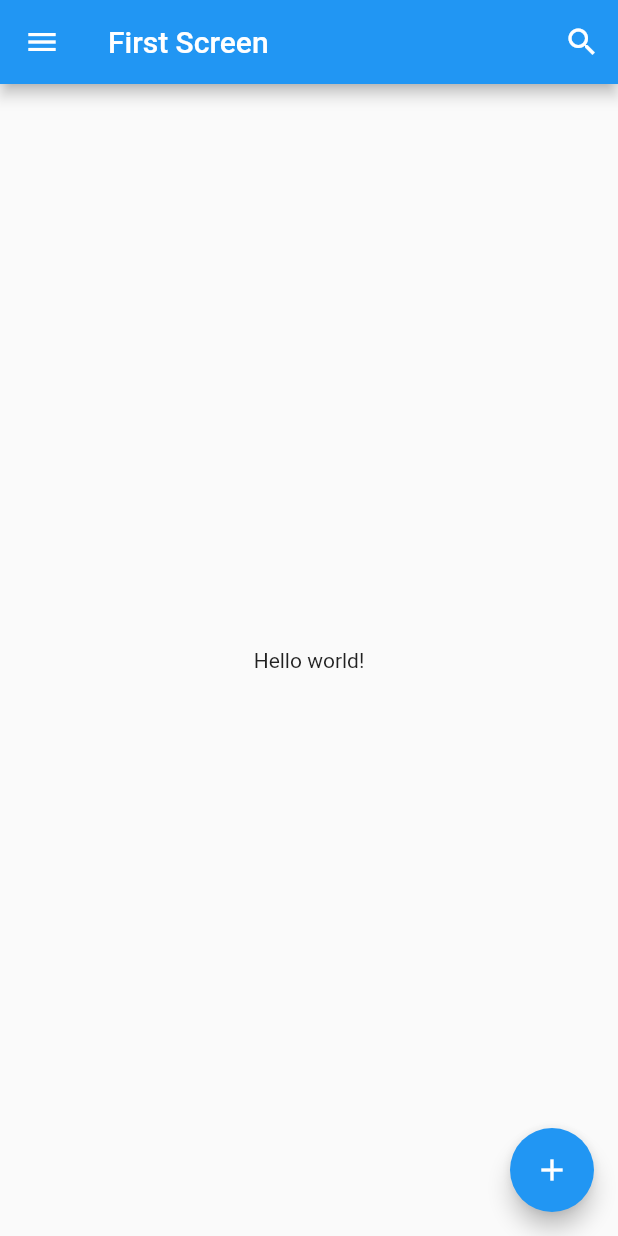
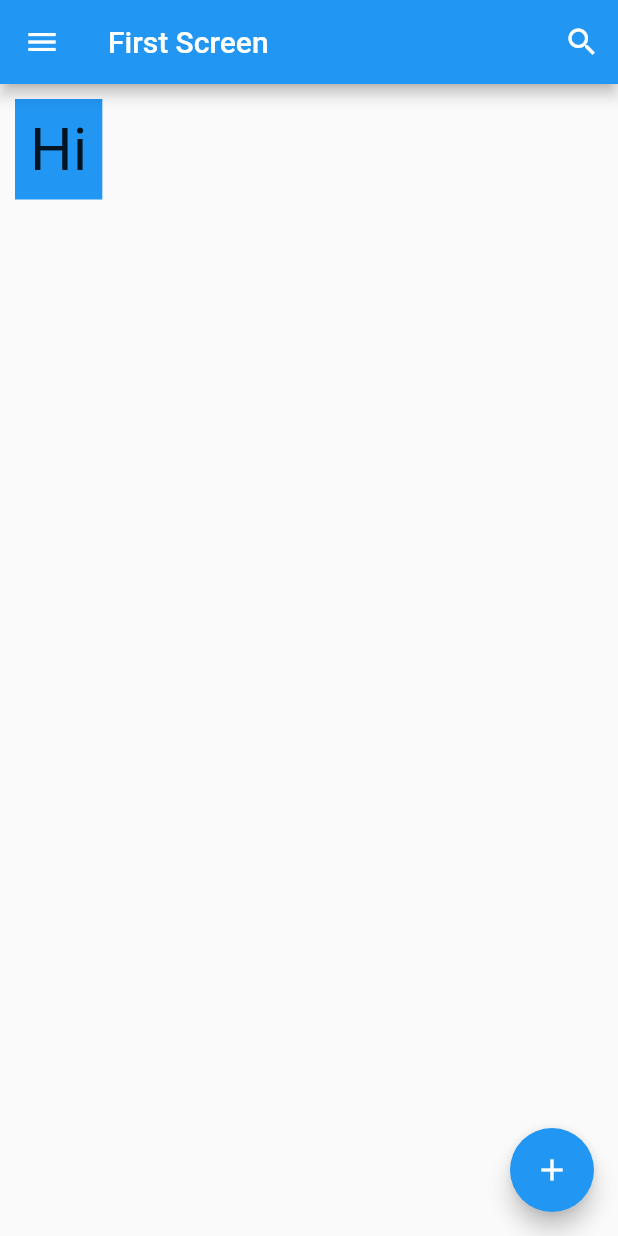
Before and after one commit to aldyhermawan1/Dicoding-Flutter-HelloWorld, a Flutter app: the screen it shows after launch, on a phone screen of 412 x 824 dp. Run offline on Flutter 3.47's test engine with Material 2 defaults, Android fonts, the phone set to English and light mode, and no system bars.

Commit message:
Container

```diff
--- a/lib/main.dart
+++ b/lib/main.dart
@@ -10,12 +10,11 @@ class MyApp extends StatelessWidget {
   @override
   Widget build(BuildContext context) {
     return MaterialApp(
-      title: 'Flutter Demo',
-      theme: ThemeData(
-        primarySwatch: Colors.blue,
-      ),
-      home: const FirstScreen()
-    );
+        title: 'Flutter Demo',
+        theme: ThemeData(
+          primarySwatch: Colors.blue,
+        ),
+        home: const FirstScreen());
   }
 }
 
@@ -33,8 +32,7 @@ class FirstScreen extends StatelessWidget {
               icon: const Icon(
                 Icons.search,
                 color: Colors.white,
-              )
-          )
+              ))
         ],
         leading: IconButton(
           icon: const Icon(
@@ -44,8 +42,14 @@ class FirstScreen extends StatelessWidget {
           onPressed: () {},
         ),
       ),
-      body: const Center(
-        child: Text('Hello world!'),
+      body: Container(
+        color: Colors.blue,
+        padding: const EdgeInsets.all(10),
+        margin: const EdgeInsets.all(10),
+        child: const Text(
+          'Hi',
+          style: TextStyle(fontSize: 40),
+        ),
       ),
       floatingActionButton: FloatingActionButton(
         child: const Icon(Icons.add),
```
